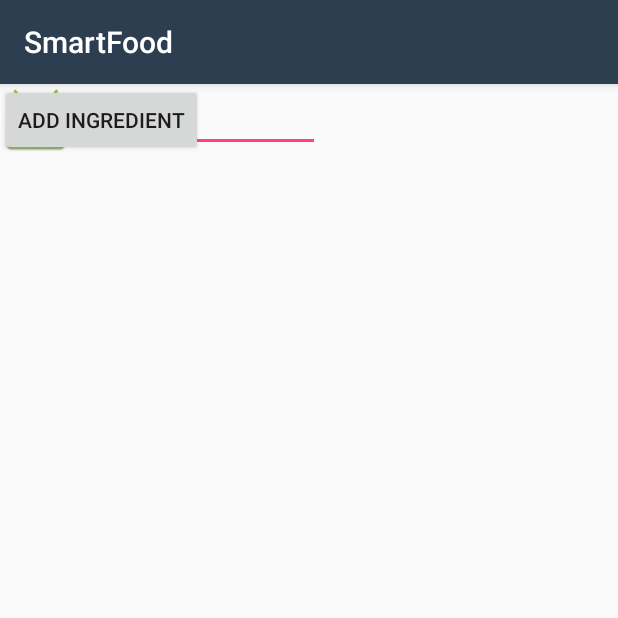
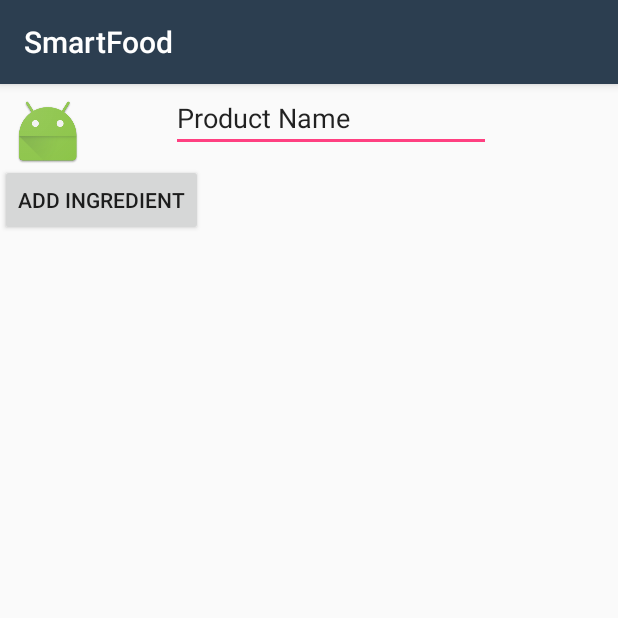
Before and after one commit to Bdthomson/Smart-Food, an Android app: the AutoIngredientActivity screen opened directly, with no data from a screen before it, on a phone screen of 412 x 824 dp, the top half of it. Run offline under Robolectric (Android 15) with nearby library versions, the phone set to English and light mode, and no system bars; our stand-ins replace Picasso; pictures from the network do not load; 2 statements that could not run were skipped.

Commit message:
Adding ingredients is tastily done

```diff
--- a/app/src/main/res/layout/activity_auto_ingredient.xml
+++ b/app/src/main/res/layout/activity_auto_ingredient.xml
@@ -11,8 +11,10 @@
         android:layout_width="48dp"
         android:layout_height="48dp"
         app:srcCompat="@mipmap/ic_launcher"
-        tools:layout_editor_absoluteX="45dp"
-        tools:layout_editor_absoluteY="53dp" />
+        app:layout_constraintTop_toTopOf="parent"
+        android:layout_marginTop="8dp"
+        android:layout_marginLeft="8dp"
+        app:layout_constraintLeft_toLeftOf="parent" />
 
     <Button
         android:id="@+id/autoIngredientButton"
@@ -20,7 +22,8 @@
         android:layout_height="wrap_content"
         android:text="Add Ingredient"
         tools:layout_editor_absoluteX="125dp"
-        tools:layout_editor_absoluteY="452dp" />
+        android:layout_marginTop="8dp"
+        app:layout_constraintTop_toBottomOf="@+id/autoTextView" />
 
     <EditText
         android:id="@+id/autoTextView"
@@ -29,6 +32,7 @@
         android:ems="10"
         android:inputType="textPersonName"
         android:text="Product Name"
-        tools:layout_editor_absoluteX="118dp"
-        tools:layout_editor_absoluteY="217dp" />
+        tools:layout_editor_absoluteY="217dp"
+        android:layout_marginLeft="114dp"
+        app:layout_constraintLeft_toLeftOf="parent" />
 </android.support.constraint.ConstraintLayout>
```
Also changed, not shown: app/src/main/java/com/schachte/android/proactive_food_app/activities/AddIngredientsActivity.java (+10 -17 lines).
